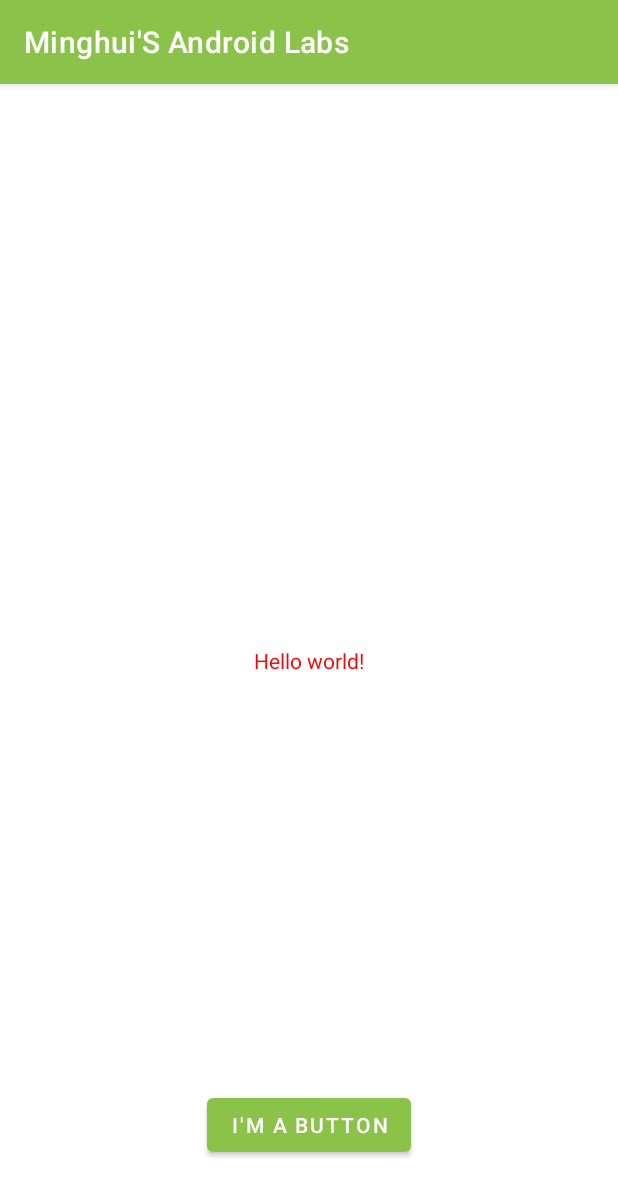
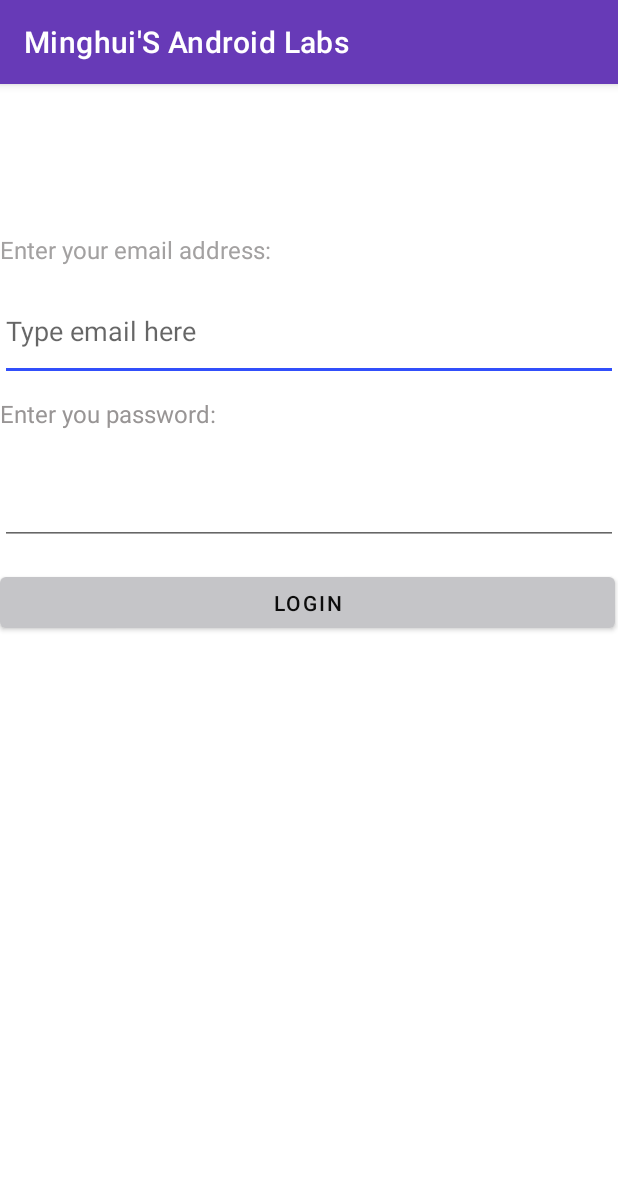
Before and after one commit to minghui-liao/MyAndroidLabs, an Android app: the screen it shows after launch (MainActivity), on a phone screen of 412 x 824 dp. Shown: the top 1196 px of the screen. Run offline under Robolectric (Android 15) with nearby library versions, the phone set to English and light mode, and no system bars.

Commit message:
Finished Week4 Lab

```diff
--- a/app/src/main/AndroidManifest.xml
+++ b/app/src/main/AndroidManifest.xml
@@ -1,6 +1,9 @@
 <?xml version="1.0" encoding="utf-8"?>
 <manifest xmlns:android="http://schemas.android.com/apk/res/android"
     package="algonquin.cst2335.liao0026">
+
+    <uses-permission android:name="android.permission.CALL_PHONE "/>
+    <uses-feature android:name="android.hardware.camera" android:required="true" />
 
     <application
         android:allowBackup="true"
@@ -8,6 +11,7 @@
         android:label="@string/app_name"
         android:supportsRtl="true"
         android:theme="@style/Theme.MinghuiSAndroidLabs">
+        <activity android:name=".SecondActivity"></activity>
         <activity android:name=".MainActivity">
             <intent-filter>
                 <action android:name="android.intent.action.MAIN" />
--- a/app/src/main/java/algonquin/cst2335/liao0026/MainActivity.java
+++ b/app/src/main/java/algonquin/cst2335/liao0026/MainActivity.java
@@ -1,14 +1,84 @@
 package algonquin.cst2335.liao0026;
+
+import android.content.Context;
+import android.content.Intent;
+import android.content.SharedPreferences;
+import android.net.Uri;
+import android.os.Bundle;
+import android.util.Log;
+import android.view.View;
+import android.widget.Button;
+import android.widget.EditText;
 
 import androidx.appcompat.app.AppCompatActivity;
 
-import android.os.Bundle;
+import java.text.BreakIterator;
 
 public class MainActivity extends AppCompatActivity {
+    private static String TAG = "MainActivity";
+
+
 
     @Override
     protected void onCreate(Bundle savedInstanceState) {
         super.onCreate(savedInstanceState);
         setContentView(R.layout.activity_main);
+
+        //Log.w( "MainActivity", "In onCreate() - Loading Widgets" );
+
+        Log.w( TAG, "In onCreate() - Loading Widgets");
+
+        SharedPreferences prefs = getSharedPreferences("MyData", Context.MODE_PRIVATE);
+        String emailAddress = prefs.getString("LoginName", "");
+
+        EditText emailEditText = findViewById(R.id.editTextEmailAddress);
+        emailEditText.setText(emailAddress);
+
+        Button loginButton = (Button) findViewById(R.id.loginButton);
+        loginButton.setOnClickListener(clk -> {
+            Intent nextPage = new Intent( MainActivity.this, SecondActivity.class);
+
+            String eml = emailEditText.getText().toString();
+            nextPage.putExtra( "EmailAddress", eml);
+            SharedPreferences.Editor  editor = prefs.edit();
+            editor.putString("LoginName", eml);
+            editor.apply();
+            startActivity(nextPage);
+//            startActivity(call);
+
+
+        });
+
+
+    }
+
+    @Override
+    protected void onStart() {
+        super.onStart();
+        Log.w( TAG, "The application is now visible on screen");
+    }
+
+    @Override
+    protected void onResume() {
+        super.onResume();
+        Log.w( TAG, "The application is now responding to user input");
+    }
+
+    @Override
+    protected void onPause() {
+        super.onPause();
+        Log.w( TAG, "The application no longer responds to user input");
+    }
+
+    @Override
+    protected void onStop() {
+        super.onStop();
+        Log.w( TAG, "The application is no longer visible.");
+    }
+
+    @Override
+    protected void onDestroy() {
+        super.onDestroy();
+        Log.w( TAG, "Any memory used by the application is freed.");
     }
 }
--- a/app/src/main/res/layout/activity_main.xml
+++ b/app/src/main/res/layout/activity_main.xml
@@ -6,23 +6,79 @@
     android:layout_height="match_parent"
     tools:context=".MainActivity">
 
+    <Button
+        android:id="@+id/loginButton"
+        android:layout_width="410dp"
+        android:layout_height="46dp"
+        android:layout_marginTop="10dp"
+        android:layout_marginBottom="400dp"
+        android:text="Login"
+        android:textColor="#0C0C0C"
+        app:layout_constraintBottom_toBottomOf="parent"
+        app:layout_constraintEnd_toEndOf="parent"
+        app:layout_constraintHorizontal_bias="0.0"
+        app:layout_constraintStart_toStartOf="parent"
+        app:layout_constraintTop_toBottomOf="@+id/editTextTextPassword"
+        app:layout_constraintVertical_bias="0.0"
+        app:backgroundTint="#C5C5C8"/>
+
+    <EditText
+        android:id="@+id/editTextEmailAddress"
+        android:layout_width="412dp"
+        android:layout_height="66dp"
+        android:layout_marginTop="5dp"
+        android:layout_marginBottom="5dp"
+        android:ems="10"
+        android:hint="Type email here"
+        android:inputType="textEmailAddress"
+        app:layout_constraintBottom_toTopOf="@+id/textView2"
+        app:layout_constraintEnd_toEndOf="parent"
+        app:layout_constraintHorizontal_bias="0.008"
+        app:layout_constraintStart_toStartOf="parent"
+        app:layout_constraintTop_toBottomOf="@+id/textView3" />
+
     <TextView
+        android:id="@+id/textView3"
         android:layout_width="wrap_content"
         android:layout_height="wrap_content"
-        android:text="@string/hello_message"
-        app:layout_constraintBottom_toBottomOf="parent"
+        android:layout_marginTop="100dp"
+        android:layout_marginBottom="5dp"
+        android:text="Enter your email address: "
+
+        android:textColor="#A3A1A1"
+        android:textSize="16sp"
+        app:layout_constraintBottom_toTopOf="@+id/editTextEmailAddress"
         app:layout_constraintLeft_toLeftOf="parent"
         app:layout_constraintRight_toRightOf="parent"
-        app:layout_constraintTop_toTopOf="parent" />
+        app:layout_constraintStart_toStartOf="parent"
+        app:layout_constraintTop_toTopOf="parent"
+        app:layout_constraintVertical_bias="1.0" />
 
-    <Button
+    <EditText
+        android:id="@+id/editTextTextPassword"
+        android:layout_width="412dp"
+        android:layout_height="66dp"
+        android:layout_marginTop="5dp"
+        android:layout_marginBottom="5dp"
+        android:ems="10"
+        android:inputType="textPassword"
+        app:layout_constraintBottom_toTopOf="@+id/loginButton"
+        app:layout_constraintEnd_toEndOf="parent"
+        app:layout_constraintHorizontal_bias="0.0"
+        app:layout_constraintStart_toStartOf="parent"
+        app:layout_constraintTop_toBottomOf="@+id/textView2" />
+
+    <TextView
+        android:id="@+id/textView2"
         android:layout_width="wrap_content"
         android:layout_height="wrap_content"
-        android:layout_marginBottom="50dp"
-        android:text="@string/button_message"
-        app:layout_constraintBottom_toBottomOf="parent"
-        app:layout_constraintEnd_toEndOf="parent"
-        app:layout_constraintHorizontal_bias="0.5"
-        app:layout_constraintStart_toStartOf="parent" />
+        android:layout_marginTop="5dp"
+        android:layout_marginBottom="5dp"
+        android:text="Enter you password: "
+        android:textColor="#989595"
+        android:textSize="16sp"
+        app:layout_constraintBottom_toTopOf="@+id/editTextTextPassword"
+        app:layout_constraintStart_toStartOf="parent"
+        app:layout_constraintTop_toBottomOf="@+id/editTextEmailAddress" />
 
 </androidx.constraintlayout.widget.ConstraintLayout>
--- a/app/src/main/res/values/colors.xml
+++ b/app/src/main/res/values/colors.xml
@@ -1,8 +1,9 @@
 <?xml version="1.0" encoding="utf-8"?>
 <resources>
-    <color name="my_primary">#8BC34A</color>
-    <color name="my_secondary">#3F51B5</color>
-    <color name="my_statusbar">#FFC107</color>
+    <color name="my_primary">#673AB7</color>
+    <color name="my_secondary">#9E81D1</color>
+    <color name="my_statusbar">#C3B2E1</color>
+    <color name="my_button_blue">#314FFB</color>
 
     <color name="black">#FF000000</color>
     <color name="white">#FFFFFFFF</color>
--- a/app/src/main/res/values/themes.xml
+++ b/app/src/main/res/values/themes.xml
@@ -13,5 +13,8 @@
         <item name="android:statusBarColor" tools:targetApi="l">@color/my_statusbar</item>
         <!-- Customize your theme here. -->
         <item name="android:textColor">@color/my_text</item>
+        <item name="colorAccent">@color/my_button_blue</item>
+
+
     </style>
 </resources>
--- a/build.gradle
+++ b/build.gradle
@@ -5,7 +5,7 @@ buildscript {
         mavenCentral()
     }
     dependencies {
-        classpath "com.android.tools.build:gradle:4.2.0"
+        classpath 'com.android.tools.build:gradle:4.2.1'
 
         // NOTE: Do not place your application dependencies here; they belong
         // in the individual module build.gradle files
```
